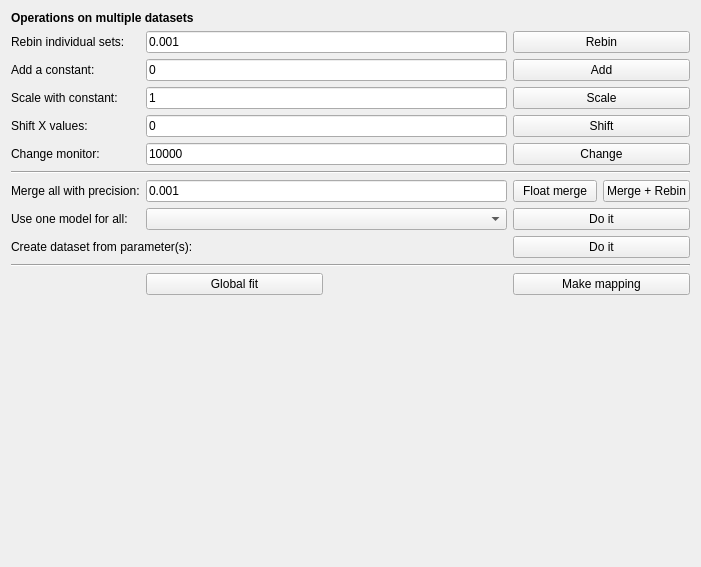
The window that ufit/gui/ui/multiops.ui (McStasMcXtrace/ufit) describes before a commit, drawn with Qt 5.
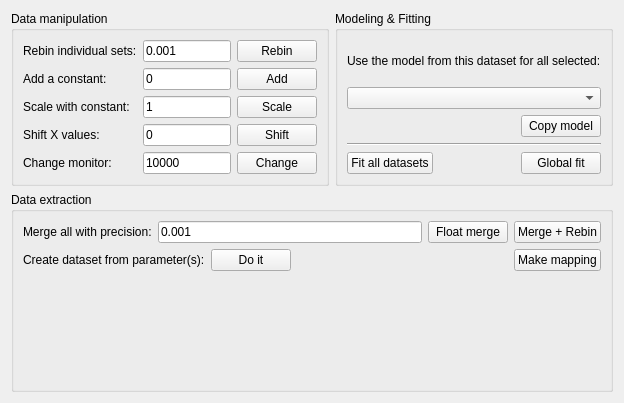
The same window after the commit. Icons and pictures are not drawn.

Commit message: add a "fit all datasets" button on the multiops panel; redesign the panel layout

Diff of the .ui file:
```diff
--- a/ufit/gui/ui/multiops.ui
+++ b/ufit/gui/ui/multiops.ui
@@ -6,100 +6,48 @@
    <rect>
     <x>0</x>
     <y>0</y>
-    <width>701</width>
-    <height>567</height>
+    <width>624</width>
+    <height>403</height>
    </rect>
   </property>
   <property name="windowTitle">
    <string>Form</string>
   </property>
-  <layout class="QVBoxLayout" name="verticalLayout">
-   <item>
     <layout class="QGridLayout" name="gridLayout">
-     <item row="3" column="1" colspan="2">
-      <widget class="QLineEdit" name="scaleConstEdit">
-       <property name="text">
-        <string>1</string>
-       </property>
-      </widget>
-     </item>
-     <item row="6" column="0" colspan="4">
-      <widget class="Line" name="line">
-       <property name="orientation">
-        <enum>Qt::Horizontal</enum>
-       </property>
-      </widget>
-     </item>
-     <item row="11" column="0" colspan="4">
-      <widget class="Line" name="line_2">
-       <property name="orientation">
-        <enum>Qt::Horizontal</enum>
-       </property>
-      </widget>
-     </item>
-     <item row="4" column="3">
-      <widget class="QPushButton" name="shiftBtn">
+   <item row="0" column="0">
+    <widget class="QGroupBox" name="groupBox">
+     <property name="title">
+      <string>Data manipulation</string>
+     </property>
+     <layout class="QGridLayout" name="gridLayout_2">
+      <item row="0" column="0">
+       <widget class="QLabel" name="label_2">
+        <property name="sizePolicy">
+         <sizepolicy hsizetype="Fixed" vsizetype="Preferred">
+          <horstretch>0</horstretch>
+          <verstretch>0</verstretch>
+         </sizepolicy>
+        </property>
        <property name="text">
-        <string>Shift</string>
+         <string>Rebin individual sets:</string>
        </property>
       </widget>
      </item>
-     <item row="9" column="1" colspan="2">
-      <widget class="QComboBox" name="onemodelBox"/>
-     </item>
-     <item row="2" column="1" colspan="2">
-      <widget class="QLineEdit" name="addConstEdit">
+      <item row="0" column="1">
+       <widget class="QLineEdit" name="precisionEdit">
        <property name="text">
-        <string>0</string>
+         <string>0.001</string>
        </property>
       </widget>
      </item>
-     <item row="13" column="3">
-      <widget class="QPushButton" name="mappingBtn">
-       <property name="text">
-        <string>Make mapping</string>
-       </property>
-       <property name="icon">
-        <iconset resource="../../../resource/gui.qrc">
-         <normaloff>:/map.png</normaloff>:/map.png</iconset>
-       </property>
-      </widget>
-     </item>
-     <item row="0" column="0" colspan="3">
-      <widget class="QLabel" name="label_10">
-       <property name="font">
-        <font>
-         <weight>75</weight>
-         <bold>true</bold>
-        </font>
-       </property>
-       <property name="text">
-        <string>Operations on multiple datasets</string>
-       </property>
-      </widget>
-     </item>
-     <item row="13" column="1">
-      <widget class="QPushButton" name="globalfitBtn">
-       <property name="text">
-        <string>Global fit</string>
-       </property>
-      </widget>
-     </item>
-     <item row="5" column="1" colspan="2">
-      <widget class="QLineEdit" name="monscaleEdit">
-       <property name="text">
-        <string>10000</string>
-       </property>
-      </widget>
-     </item>
-     <item row="1" column="3">
+      <item row="0" column="2">
       <widget class="QPushButton" name="rebinBtn">
        <property name="text">
         <string>Rebin</string>
        </property>
       </widget>
      </item>
-     <item row="2" column="0">
+      <item row="1" column="0">
       <widget class="QLabel" name="label">
        <property name="sizePolicy">
         <sizepolicy hsizetype="Fixed" vsizetype="Preferred">
@@ -112,28 +60,21 @@
        </property>
       </widget>
      </item>
-     <item row="3" column="3">
-      <widget class="QPushButton" name="mulBtn">
-       <property name="text">
-        <string>Scale</string>
-       </property>
-      </widget>
-     </item>
-     <item row="4" column="1" colspan="2">
-      <widget class="QLineEdit" name="shiftConstEdit">
+      <item row="1" column="1">
+       <widget class="QLineEdit" name="addConstEdit">
        <property name="text">
         <string>0</string>
        </property>
       </widget>
      </item>
-     <item row="2" column="3">
+      <item row="1" column="2">
       <widget class="QPushButton" name="addBtn">
        <property name="text">
         <string>Add</string>
        </property>
       </widget>
      </item>
-     <item row="3" column="0">
+      <item row="2" column="0">
       <widget class="QLabel" name="label_7">
        <property name="sizePolicy">
         <sizepolicy hsizetype="Fixed" vsizetype="Preferred">
@@ -146,14 +87,21 @@
        </property>
       </widget>
      </item>
-     <item row="9" column="0">
-      <widget class="QLabel" name="label_8">
+      <item row="2" column="1">
+       <widget class="QLineEdit" name="scaleConstEdit">
        <property name="text">
-        <string>Use one model for all:</string>
+         <string>1</string>
        </property>
       </widget>
      </item>
-     <item row="4" column="0">
+      <item row="2" column="2">
+       <widget class="QPushButton" name="mulBtn">
+        <property name="text">
+         <string>Scale</string>
+        </property>
+       </widget>
+      </item>
+      <item row="3" column="0">
       <widget class="QLabel" name="label_3">
        <property name="sizePolicy">
         <sizepolicy hsizetype="Fixed" vsizetype="Preferred">
@@ -166,7 +114,21 @@
        </property>
       </widget>
      </item>
-     <item row="5" column="0">
+      <item row="3" column="1">
+       <widget class="QLineEdit" name="shiftConstEdit">
+        <property name="text">
+         <string>0</string>
+        </property>
+       </widget>
+      </item>
+      <item row="3" column="2">
+       <widget class="QPushButton" name="shiftBtn">
+        <property name="text">
+         <string>Shift</string>
+        </property>
+       </widget>
+      </item>
+      <item row="4" column="0">
       <widget class="QLabel" name="label_6">
        <property name="sizePolicy">
         <sizepolicy hsizetype="Fixed" vsizetype="Preferred">
@@ -179,63 +141,61 @@
        </property>
       </widget>
      </item>
-     <item row="5" column="3">
+      <item row="4" column="1">
+       <widget class="QLineEdit" name="monscaleEdit">
+        <property name="text">
+         <string>10000</string>
+        </property>
+       </widget>
+      </item>
+      <item row="4" column="2">
       <widget class="QPushButton" name="monscaleBtn">
        <property name="text">
         <string>Change</string>
        </property>
       </widget>
      </item>
-     <item row="9" column="3">
-      <widget class="QPushButton" name="onemodelBtn">
-       <property name="text">
-        <string>Do it</string>
-       </property>
-      </widget>
-     </item>
-     <item row="1" column="0">
-      <widget class="QLabel" name="label_2">
-       <property name="sizePolicy">
-        <sizepolicy hsizetype="Fixed" vsizetype="Preferred">
-         <horstretch>0</horstretch>
-         <verstretch>0</verstretch>
-        </sizepolicy>
-       </property>
+     </layout>
+     <zorder>groupBox_2</zorder>
+     <zorder>precisionEdit</zorder>
+     <zorder>label</zorder>
+     <zorder>label_3</zorder>
+     <zorder>label_6</zorder>
+     <zorder>mulBtn</zorder>
+     <zorder>label_2</zorder>
+     <zorder>label_7</zorder>
+     <zorder>rebinBtn</zorder>
+     <zorder>monscaleBtn</zorder>
+     <zorder>shiftConstEdit</zorder>
+     <zorder>monscaleEdit</zorder>
+     <zorder>addConstEdit</zorder>
+     <zorder>scaleConstEdit</zorder>
+     <zorder>shiftBtn</zorder>
+     <zorder>addBtn</zorder>
+    </widget>
+   </item>
+   <item row="1" column="0" colspan="2">
+    <widget class="QGroupBox" name="groupBox_3">
+     <property name="title">
+      <string>Data extraction</string>
+     </property>
+     <layout class="QVBoxLayout" name="verticalLayout_2">
+      <item>
+       <layout class="QHBoxLayout" name="horizontalLayout_3">
+        <item>
+         <widget class="QLabel" name="label_5">
        <property name="text">
-        <string>Rebin individual sets:</string>
+           <string>Merge all with precision:</string>
        </property>
       </widget>
      </item>
-     <item row="10" column="3">
-      <widget class="QPushButton" name="paramsetBtn">
-       <property name="text">
-        <string>Do it</string>
-       </property>
-      </widget>
-     </item>
-     <item row="10" column="0" colspan="2">
-      <widget class="QLabel" name="label_4">
-       <property name="text">
-        <string>Create dataset from parameter(s):</string>
-       </property>
-      </widget>
-     </item>
-     <item row="1" column="1" colspan="2">
-      <widget class="QLineEdit" name="precisionEdit">
-       <property name="text">
-        <string>0.001</string>
-       </property>
-      </widget>
-     </item>
-     <item row="8" column="1" colspan="2">
+        <item>
       <widget class="QLineEdit" name="mergeEdit">
        <property name="text">
         <string>0.001</string>
        </property>
       </widget>
      </item>
-     <item row="8" column="3">
-      <layout class="QHBoxLayout" name="horizontalLayout">
        <item>
         <widget class="QPushButton" name="floatMergeBtn">
          <property name="text">
@@ -252,10 +212,43 @@
        </item>
       </layout>
      </item>
-     <item row="8" column="0">
-      <widget class="QLabel" name="label_5">
+      <item>
+       <layout class="QHBoxLayout" name="horizontalLayout_4">
+        <item>
+         <widget class="QLabel" name="label_4">
        <property name="text">
-        <string>Merge all with precision:</string>
+           <string>Create dataset from parameter(s):</string>
+          </property>
+         </widget>
+        </item>
+        <item>
+         <widget class="QPushButton" name="paramsetBtn">
+          <property name="text">
+           <string>Do it</string>
+          </property>
+         </widget>
+        </item>
+        <item>
+         <spacer name="horizontalSpacer_3">
+          <property name="orientation">
+           <enum>Qt::Horizontal</enum>
+          </property>
+          <property name="sizeHint" stdset="0">
+           <size>
+            <width>40</width>
+            <height>20</height>
+           </size>
+          </property>
+         </spacer>
+        </item>
+        <item>
+         <widget class="QPushButton" name="mappingBtn">
+          <property name="text">
+           <string>Make mapping</string>
+          </property>
+          <property name="icon">
+           <iconset resource="../../../resource/gui.qrc">
+            <normaloff>:/map.png</normaloff>:/map.png</iconset>
        </property>
       </widget>
      </item>
@@ -276,24 +269,90 @@
    </item>
   </layout>
  </widget>
- <tabstops>
-  <tabstop>precisionEdit</tabstop>
-  <tabstop>rebinBtn</tabstop>
-  <tabstop>addConstEdit</tabstop>
-  <tabstop>addBtn</tabstop>
-  <tabstop>scaleConstEdit</tabstop>
-  <tabstop>mulBtn</tabstop>
-  <tabstop>shiftConstEdit</tabstop>
-  <tabstop>shiftBtn</tabstop>
-  <tabstop>monscaleEdit</tabstop>
-  <tabstop>monscaleBtn</tabstop>
-  <tabstop>mergeEdit</tabstop>
-  <tabstop>onemodelBox</tabstop>
-  <tabstop>onemodelBtn</tabstop>
-  <tabstop>paramsetBtn</tabstop>
-  <tabstop>globalfitBtn</tabstop>
-  <tabstop>mappingBtn</tabstop>
- </tabstops>
+   </item>
+   <item row="0" column="1">
+    <widget class="QGroupBox" name="groupBox_2">
+     <property name="title">
+      <string>Modeling &amp;&amp; Fitting</string>
+     </property>
+     <layout class="QVBoxLayout" name="verticalLayout">
+      <item>
+       <widget class="QLabel" name="label_8">
+        <property name="text">
+         <string>Use the model from this dataset for all selected:</string>
+        </property>
+       </widget>
+      </item>
+      <item>
+       <widget class="QComboBox" name="onemodelBox"/>
+      </item>
+      <item>
+       <layout class="QHBoxLayout" name="horizontalLayout">
+        <item>
+         <spacer name="horizontalSpacer">
+          <property name="orientation">
+           <enum>Qt::Horizontal</enum>
+          </property>
+          <property name="sizeHint" stdset="0">
+           <size>
+            <width>108</width>
+            <height>20</height>
+           </size>
+          </property>
+         </spacer>
+        </item>
+        <item>
+         <widget class="QPushButton" name="onemodelBtn">
+          <property name="text">
+           <string>Copy model</string>
+          </property>
+         </widget>
+        </item>
+       </layout>
+      </item>
+      <item>
+       <widget class="Line" name="line">
+        <property name="orientation">
+         <enum>Qt::Horizontal</enum>
+        </property>
+       </widget>
+      </item>
+      <item>
+       <layout class="QHBoxLayout" name="horizontalLayout_2">
+        <item>
+         <widget class="QPushButton" name="fitallBtn">
+          <property name="text">
+           <string>Fit all datasets</string>
+          </property>
+         </widget>
+        </item>
+        <item>
+         <spacer name="horizontalSpacer_2">
+          <property name="orientation">
+           <enum>Qt::Horizontal</enum>
+          </property>
+          <property name="sizeHint" stdset="0">
+           <size>
+            <width>40</width>
+            <height>20</height>
+           </size>
+          </property>
+         </spacer>
+        </item>
+        <item>
+         <widget class="QPushButton" name="globalfitBtn">
+          <property name="text">
+           <string>Global fit</string>
+          </property>
+         </widget>
+        </item>
+       </layout>
+      </item>
+     </layout>
+    </widget>
+   </item>
+  </layout>
+ </widget>
  <resources>
   <include location="../../../resource/gui.qrc"/>
  </resources>
```
Lines whose indentation alone changed are shown as unchanged. The commit also changes 1 other file.
